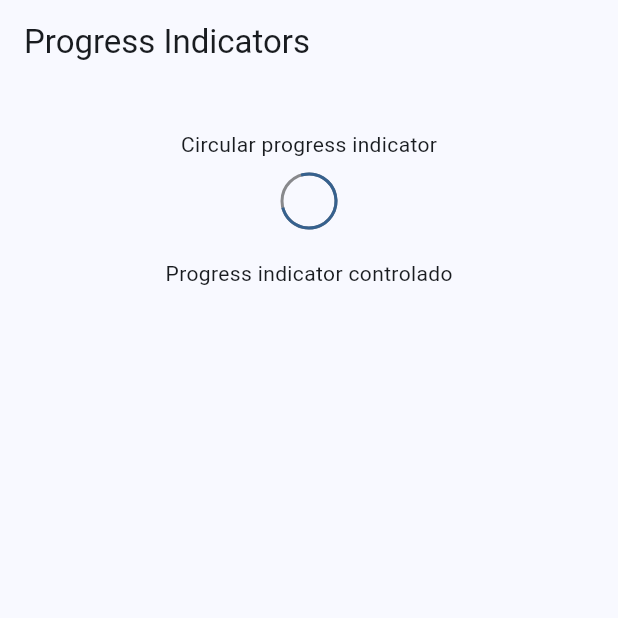
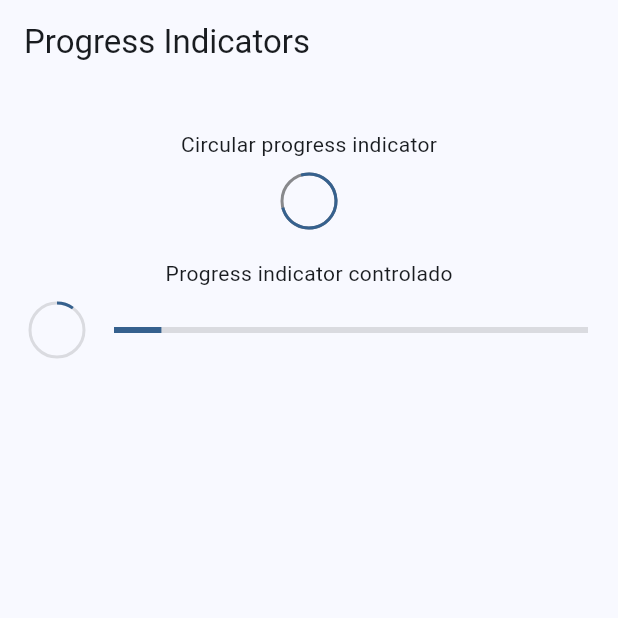
Before and after one commit to alvag/widgets_app_flutter, a Flutter app: the ProgressScreen screen opened by its route, on a phone screen of 412 x 824 dp, the top half of it. Run offline on Flutter 3.47's test engine with Material 2 defaults, Android fonts, the phone set to English and light mode, and no system bars; our stand-ins replace go_router.

Commit message:
Progress indicators controlados

```diff
--- a/lib/presentation/screens/progress/progress_screen.dart
+++ b/lib/presentation/screens/progress/progress_screen.dart
@@ -17,9 +17,7 @@ class ProgressScreen extends StatelessWidget {
 }
 
 class _ProgressView extends StatelessWidget {
-  const _ProgressView({
-    super.key,
-  });
+  const _ProgressView();
 
   @override
   Widget build(BuildContext context) {
@@ -48,6 +46,33 @@ class _ControllerProgressIndicator extends StatelessWidget {
 
   @override
   Widget build(BuildContext context) {
-    return Container();
+    return StreamBuilder(
+        stream: Stream.periodic(const Duration(milliseconds: 300), (value) {
+          return (value * 2) / 100;
+        }).takeWhile((value) => value < 100),
+        builder: (context, snapshot) {
+          final progressValue = snapshot.data ?? 0;
+
+          return Padding(
+            padding: const EdgeInsets.symmetric(horizontal: 20),
+            child: Row(
+              mainAxisAlignment: MainAxisAlignment.center,
+              children: [
+                CircularProgressIndicator(
+                  value: progressValue,
+                  strokeWidth: 2,
+                  backgroundColor: Colors.black12,
+                ),
+                const SizedBox(width: 20),
+                Expanded(
+                  child: LinearProgressIndicator(
+                    value: progressValue,
+                    backgroundColor: Colors.black12,
+                  ),
+                )
+              ],
+            ),
+          );
+        });
   }
 }
```
